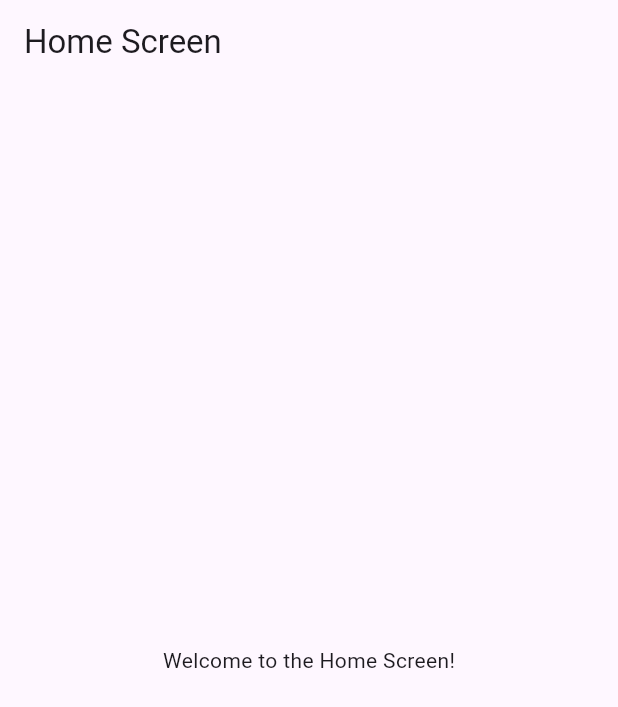
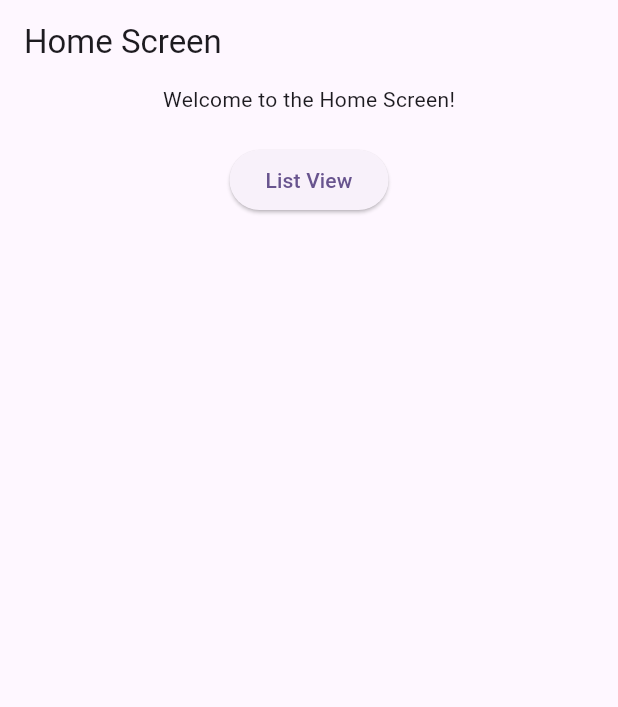
Before and after one commit to RonmelRoss/FlutterStyledWidgets, a Flutter app: the screen it shows after launch, on a phone screen of 412 x 824 dp. Shown: the top 707 px of the screen. Run offline on Flutter 3.47's test engine with Material 3 defaults, Android fonts, the phone set to English and light mode, and no system bars; our stand-ins replace get.

Commit message:
#5 Add a list of dismissible widgets

```diff
--- a/lib/widgets/home_screen.dart
+++ b/lib/widgets/home_screen.dart
@@ -1,4 +1,6 @@
 import 'package:flutter/material.dart';
+import 'package:flutter_styled_widgets/widgets/list_view_screen.dart';
+import 'package:get/get.dart';
 
 class HomeScreen extends StatelessWidget {
   const HomeScreen({super.key});
@@ -9,9 +11,30 @@ class HomeScreen extends StatelessWidget {
       appBar: AppBar(
         title: const Text('Home Screen'),
       ),
-      body: const Center(
-        child: Text('Welcome to the Home Screen!'),
+      body: Center(
+        child: Column(
+          children: [
+            const Text('Welcome to the Home Screen!'),
+            const SizedBox(height: 20.0),
+            _contentBody()
+          ],
+        )
       ),
     );
   }
+
+  Widget _contentBody() {
+    return SingleChildScrollView(
+      child: Column(
+        mainAxisSize: MainAxisSize.min,
+        mainAxisAlignment: MainAxisAlignment.spaceAround,
+        children: <Widget>[
+          ElevatedButton(
+            onPressed: () => Get.to(const ListViewScreen()),
+            child: const Text('List View')
+          ),
+        ],
+      )
+    );
+  }
 }
```
Also changed, not shown: lib/widgets/list_view_screen.dart (added, +69 -0 lines).
